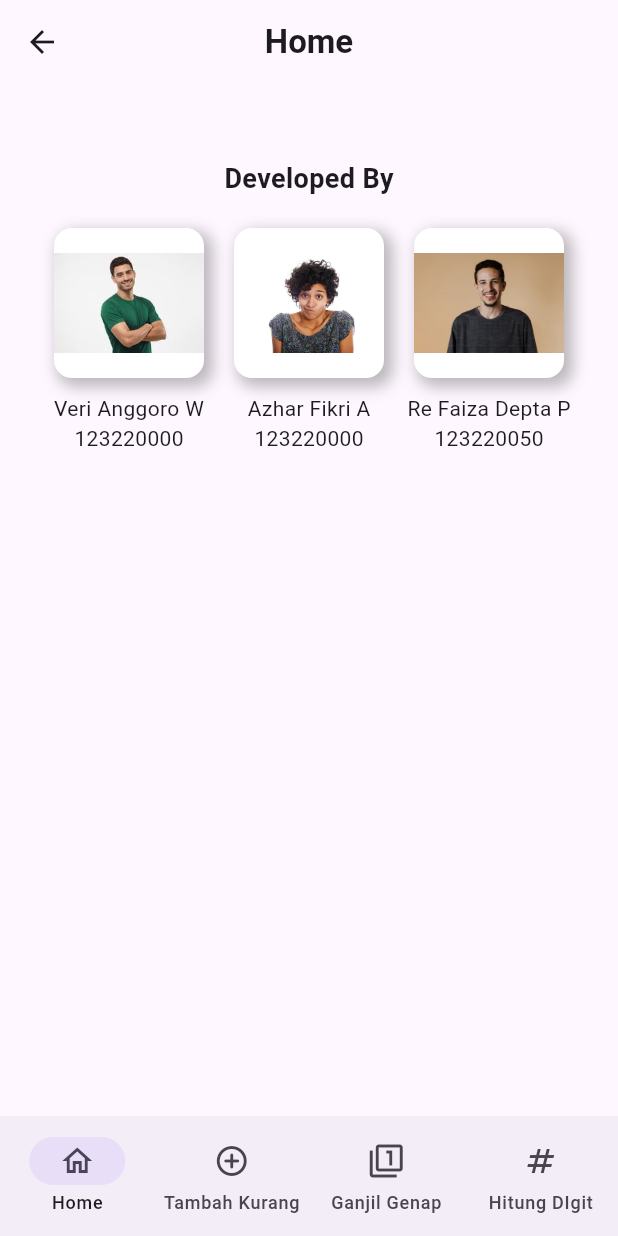
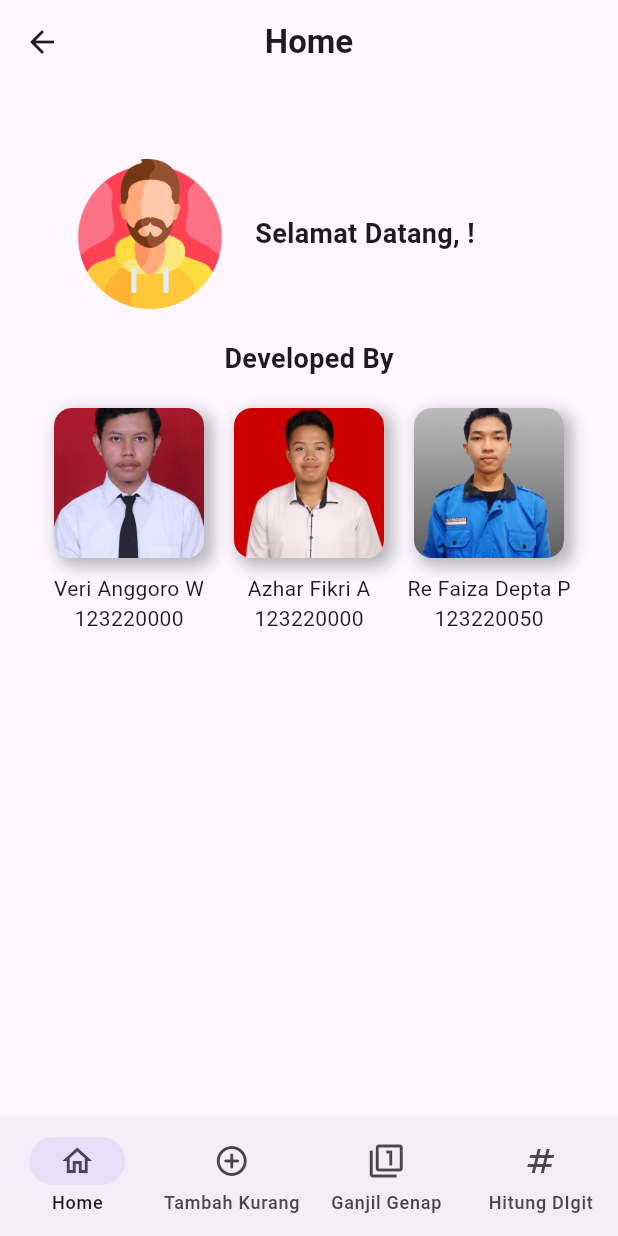
Before and after one commit to Az140304/Mobile-Project, a Flutter app: the HomePage screen opened directly, on a phone screen of 412 x 824 dp. Run offline on Flutter 3.47's test engine with Material 3 defaults, Android fonts, the phone set to English and light mode, and no system bars.

Commit message:
fix: data flow, overflow login screen, add greeting text, & change our team picture

```diff
--- a/lib/pages/home.dart
+++ b/lib/pages/home.dart
@@ -15,14 +15,19 @@ class HomePage extends StatefulWidget {
 
 class _HomePageState extends State<HomePage> {
   //LoginPage({Key key, required this.text}) : super(key: key);
+  late List<Widget> _pages;
   int _selectedIndex = 0;
 
-  final List<Widget> _pages = <Widget>[
-    HomeBody(),
-    TambahKurang(),
-    GanjilGenap(),
-    CountNumber(),
-  ];
+  @override
+  void initState() {
+    super.initState();
+    _pages = [
+      HomeBody(text: widget.text), // Kirim text ke HomeBody
+      TambahKurang(),
+      GanjilGenap(),
+      CountNumber(),
+    ];
+  }
 
   final List<String> _titles = <String>[
     'Home',
@@ -186,6 +191,9 @@ class _HomePageState extends State<HomePage> {
 }
 
 class HomeBody extends StatelessWidget {
+  final String text;
+
+  HomeBody({required this.text});
   @override
   Widget build(BuildContext context) {
     return Column(
@@ -229,8 +237,25 @@ class HomeBody extends StatelessWidget {
         //     ],
         //   ),
         // ),
+
         Container(
-          margin: EdgeInsets.only(top: 50),
+          margin: EdgeInsets.only(left: 50, top: 50),
+          child: Row(
+            children: [
+              Image.asset(
+                  'assets/icons/man.png',
+                  width: 100.0,
+                ),
+                SizedBox(width: 20,),
+              Text(
+                "Selamat Datang, $text!",
+                style: TextStyle(fontWeight: FontWeight.bold, fontSize: 18),
+              ),
+            ],
+          )
+        ),
+        Container(
+          margin: EdgeInsets.only(top: 20),
           child: Text(
             "Developed By",
             style: TextStyle(fontWeight: FontWeight.bold, fontSize: 18),
@@ -301,7 +326,7 @@ class HomeBody extends StatelessWidget {
           ),
           child: ClipRRect(
             borderRadius: BorderRadius.circular(12),
-            child: Image.asset(imagePath, fit: BoxFit.scaleDown),
+            child: Image.asset(imagePath, fit: BoxFit.cover),
           ),
         ),
         Text(name),
--- a/lib/pages/login.dart
+++ b/lib/pages/login.dart
@@ -29,7 +29,9 @@ class LoginPage extends StatelessWidget {
               color: Colors.black, fontSize: 30.0, fontWeight: FontWeight.w600),
           title: const Text('Login Page'),
         ),
-        body: const LoginCard(),
+        body: SingleChildScrollView(
+          child: LoginCard(),
+        )
       ),
     );
   }
@@ -103,6 +105,7 @@ class _LoginCardState extends State<LoginCard> {
                               content: Text('Username atau password salah')),
                         );
                       }*/
+                      bool logged = false;
                       for (var entry in users.entries) {
                         if (entry.value['username'] ==
                                 usernameController.text &&
@@ -115,12 +118,15 @@ class _LoginCardState extends State<LoginCard> {
                                       text: usernameController.text,
                                     )),
                           );
+                          logged = true;
                         }
                       }
-                      ScaffoldMessenger.of(context).showSnackBar(
+                      if(logged == false){
+                        ScaffoldMessenger.of(context).showSnackBar(
                         const SnackBar(
                             content: Text('Username atau password salah')),
                       );
+                      }
                     } else {
                       ScaffoldMessenger.of(context).showSnackBar(
                         const SnackBar(
```
Also changed, not shown: assets/icons/human1.jpg, assets/icons/human2.jpg, assets/icons/human3.jpg.
